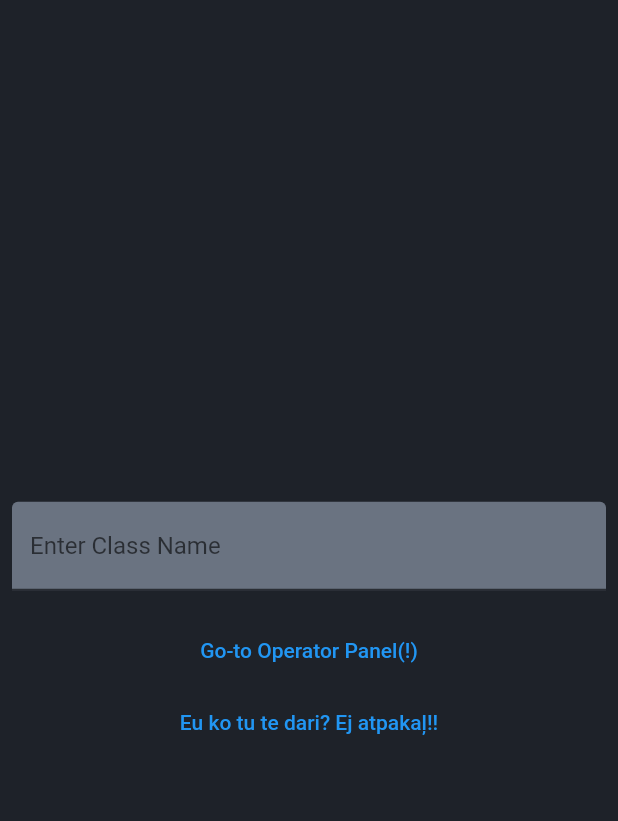
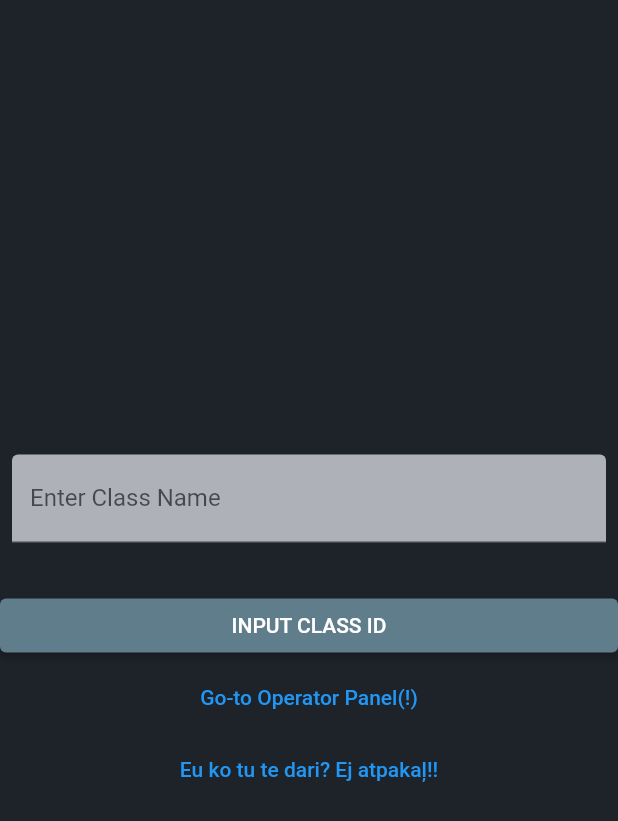
Before and after one commit to Foxytisy/PVSK-APP, a Flutter app: the AdminPage screen opened directly, on a phone screen of 412 x 824 dp. Shown: the top 821 px of the screen. Run offline on Flutter 3.47's test engine with Material 2 defaults, Android fonts, the phone set to English and light mode, and no system bars; our stand-ins replace firebase_core, firebase_database; accounts and stored records are empty.

Commit message:
PVSK FIREBASE IMPLEMENTATION FOR CLASSES [STABLE]

```diff
--- a/lib/main.dart
+++ b/lib/main.dart
@@ -92,12 +92,15 @@ TextEditingController classController = new TextEditingController();
           child: TextFormField(
             controller: classController,
             decoration: const InputDecoration(
-              fillColor: Color.fromARGB(255, 106, 115, 129), filled: true,
+              fillColor: Color.fromARGB(255, 174, 178, 184), filled: true,
               border: UnderlineInputBorder(),
               labelText: 'Enter Class Name',
 
             ),
           ),
+        ),
+        Padding(padding: const EdgeInsets.only(top: (15)),
+          child: ElevatedButton(style: (ElevatedButton.styleFrom(primary: Colors.blueGrey)), onPressed: () {DatabaseReference _testRef = FirebaseDatabase.instance.ref().child("CLASS ID"); _testRef.set(classController.text); }, child: Text('INPUT CLASS ID'),)
         ),
         TextButton(
           onPressed: () {
```
